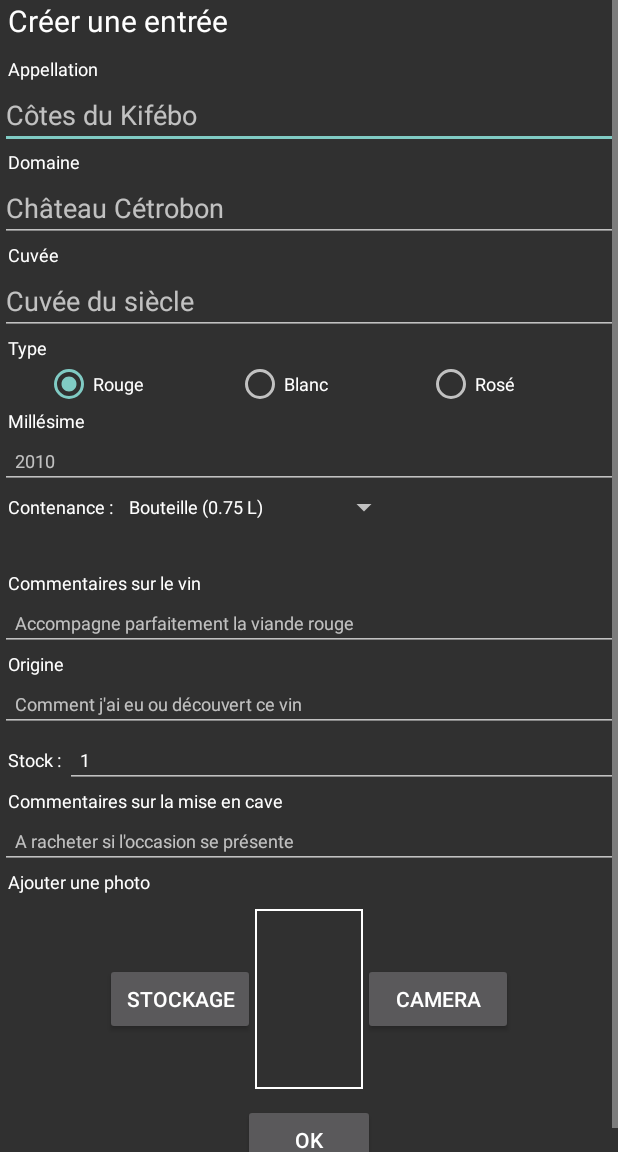
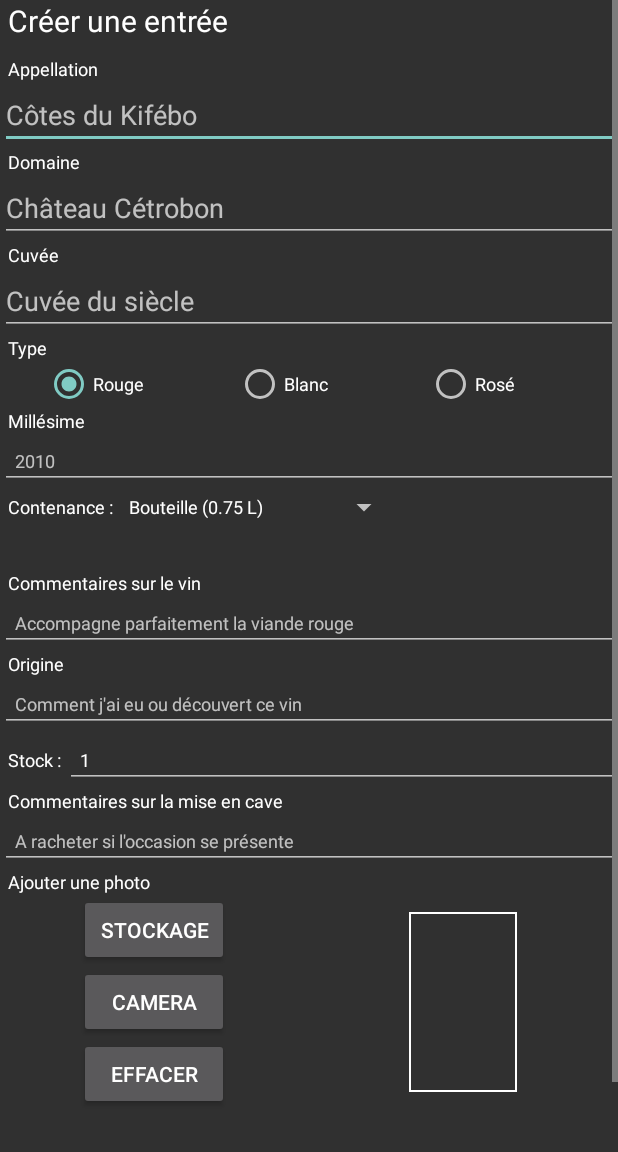
Before and after one commit to NathanielMotus/Cavevin, an Android app: the screen it shows after launch (EditCellarActivity), after a tap on "Add entry", on a phone screen of 412 x 824 dp, the part 84-1236 px from its top. Run offline under Robolectric (Android 15) with nearby library versions, the light colour scheme and no system bars.

Commit message:
Preparation to implement bottle photo :
Development of methods to load and save bottles photos

```diff
--- a/app/src/main/AndroidManifest.xml
+++ b/app/src/main/AndroidManifest.xml
@@ -2,7 +2,8 @@
 <manifest xmlns:android="http://schemas.android.com/apk/res/android"
     package="com.nathaniel.motus.cavevin">
 
-<!--    <uses-permission android:name="android.permission.WRITE_EXTERNAL_STORAGE"/>-->
+    <uses-permission android:name="android.permission.WRITE_EXTERNAL_STORAGE"/>
+    <uses-permission android:name="android.permission.READ_EXTERNAL_STORAGE"/>
 
     <application
         android:allowBackup="true"
--- a/app/src/main/java/com/nathaniel/motus/cavevin/controller/CellarPictureUtils.java
+++ b/app/src/main/java/com/nathaniel/motus/cavevin/controller/CellarPictureUtils.java
@@ -5,8 +5,13 @@ import android.content.res.Resources;
 import android.graphics.Bitmap;
 import android.graphics.BitmapFactory;
 import android.graphics.Point;
+import android.net.Uri;
 import android.view.Display;
 import android.view.WindowManager;
+import android.widget.Toast;
+
+import java.io.FileNotFoundException;
+import java.io.InputStream;
 
 public class CellarPictureUtils {
 //    A utilitary class to manage pictures
@@ -70,5 +75,4 @@ public class CellarPictureUtils {
         return size.x;
     }
 
-
 }
--- a/app/src/main/java/com/nathaniel/motus/cavevin/controller/EditCellarActivity.java
+++ b/app/src/main/java/com/nathaniel/motus/cavevin/controller/EditCellarActivity.java
@@ -1,12 +1,15 @@
 package com.nathaniel.motus.cavevin.controller;
 
+import androidx.annotation.Nullable;
 import androidx.appcompat.app.AlertDialog;
 import androidx.appcompat.app.AppCompatActivity;
 import androidx.appcompat.widget.Toolbar;
 
-import android.content.Context;
 import android.content.DialogInterface;
 import android.content.Intent;
+import android.graphics.Bitmap;
+import android.graphics.drawable.BitmapDrawable;
+import android.net.Uri;
 import android.os.Bundle;
 import android.util.Log;
 import android.view.Menu;
@@ -15,6 +18,7 @@ import android.widget.ArrayAdapter;
 import android.widget.AutoCompleteTextView;
 import android.widget.Button;
 import android.widget.EditText;
+import android.widget.ImageView;
 import android.widget.RadioButton;
 import android.widget.Spinner;
 import android.widget.TextView;
@@ -51,12 +55,29 @@ public class EditCellarActivity extends AppCompatActivity {
     EditText mOriginEdit;
     EditText mStockEdit;
     EditText mCellarCommentEdit;
+    Button mStorageButton;
+    Button mCameraButton;
+    Button mDeletePhotoButton;
     Button mOKButton;
     Button mDeleteButton;
+    ImageView mPhotoImage;
+
+//    **********************************************************************************************
+//    Intent request tags
+//    **********************************************************************************************
+    private static final int REQUEST_PHOTO_PATHNAME=200;
+    private static final int REQUEST_CAMERA_USE=201;
 
     //To always know the cellarindex
     private static int sCurrentCellarIndex=0;
     private static int sCellPosition=0;
+
+    //To know whether a photo was chosen
+    private static boolean sPhotoHasChanged=false;
+
+//    **********************************************************************************************
+//    EditCellarActivity events
+//    **********************************************************************************************
 
     @Override
     protected void onCreate(Bundle savedInstanceState) {
@@ -84,6 +105,11 @@ public class EditCellarActivity extends AppCompatActivity {
         mCellarCommentEdit=findViewById(R.id.activity_edit_cellar_cellar_comment_edit);
         mOKButton=findViewById(R.id.activity_edit_cellar_ok_button);
         mDeleteButton=findViewById(R.id.activity_edit_cellar_delete_button);
+        mStorageButton=findViewById(R.id.activity_edit_cellar_storage_button);
+        mCameraButton=findViewById(R.id.activity_edit_cellar_camera_button);
+        mDeletePhotoButton=findViewById(R.id.activity_edit_cellar_delete_photo_button);
+        mPhotoImage=findViewById(R.id.activity_edit_cellar_photo_image);
+
 
         //if not creation "delete" is not visible
         if (sCellPosition==-1) mDeleteButton.setVisibility(View.GONE);
@@ -100,7 +126,13 @@ public class EditCellarActivity extends AppCompatActivity {
             @Override
             public void onClick(View v) {
                 deleteCellarEntry();
-//                finish();
+            }
+        });
+
+        mStorageButton.setOnClickListener(new View.OnClickListener() {
+            @Override
+            public void onClick(View v) {
+                sendGetPhotoPathNameIntent();
             }
         });
 
@@ -117,10 +149,95 @@ public class EditCellarActivity extends AppCompatActivity {
         return true;
     }
 
+    @Override
+    protected void onActivityResult(int requestCode, int resultCode, @Nullable Intent data) {
+
+        //pathname request
+        if (requestCode==REQUEST_PHOTO_PATHNAME && resultCode==RESULT_OK){
+            Uri uri=data.getData();
+            Bitmap bitmap= CellarStorageUtils.getBitmapFromUri(getApplicationContext(),uri);
+            mPhotoImage.setImageBitmap(bitmap);
+            sPhotoHasChanged=true;
+
+//            mPhotoImage.setImageBitmap(CellarPictureUtils.decodeSampledBitmapFromFile(realPathName,
+//                    (int)getResources().getDimension(R.dimen.recyclerview_cellar_row_photo_width),
+//                    (int)getResources().getDimension(R.dimen.recyclerview_cellar_row_photo_height)));
+
+
+
+        }
+
+        //Camera use request
+        if (requestCode==REQUEST_CAMERA_USE && resultCode==RESULT_OK){
+
+        }
+
+        super.onActivityResult(requestCode, resultCode, data);
+    }
+
+//    **********************************************************************************************
+//    Configuration subs
+//    **********************************************************************************************
+
     private void configureToolBar(){
         Toolbar toolbar=findViewById(R.id.toolbar);
         setSupportActionBar(toolbar);
     }
+
+    private void initializeFields(){
+        //initialize cellar editor fields
+
+        updateAutoCompletionTextViewAdapter();
+
+        if (sCellPosition==-1) {
+            mTitleText.setText("Créer une entrée");
+            mAppellationACTV.setText("");
+            mDomainACTV.setText("");
+            mCuveeACTV.setText("");
+            mRedWineRadio.setChecked(true);
+            mVintageEdit.setText("");
+            mCapacitySpinner.setSelection(0);
+            mBottleCommentEdit.setText("");
+            mOriginEdit.setText("");
+            mStockEdit.setText("1");
+            mCellarCommentEdit.setText("");
+        } else {
+            mTitleText.setText("Modifier une entrée");
+            Cell cell=Cellar.getCellarPool().get(sCurrentCellarIndex).getCellList().get(sCellPosition);
+            Bottle bottle=cell.getBottle();
+            mAppellationACTV.setText(bottle.getAppellation());
+            mDomainACTV.setText(bottle.getDomain());
+            mCuveeACTV.setText(bottle.getCuvee());
+            switch (bottle.getType()){
+                case "0":
+                    mRedWineRadio.setChecked(true);
+                    break;
+                case "1":
+                    mWhiteWineRadio.setChecked(true);
+                    break;
+                case "2":
+                    mPinkWineRadio.setChecked(true);
+                    break;
+                default:
+                    mRedWineRadio.setChecked(true);
+            }
+            mVintageEdit.setText(bottle.getVintage());
+            int i=0;
+            String bottleName=bottle.getBottleName();
+            while (bottleNameList.get(i).compareTo(bottleName)!=0) i++;
+            mCapacitySpinner.setSelection(i);
+            mBottleCommentEdit.setText(bottle.getBottleComment());
+            mOriginEdit.setText(cell.getOrigin());
+            mStockEdit.setText(Integer.toString(cell.getStock()));
+            mCellarCommentEdit.setText(cell.getCellComment());
+        }
+    }
+
+
+
+//    **********************************************************************************************
+//    Working subs
+//    **********************************************************************************************
 
     private void createEntry(){
         //collect all the datas submitted and create a new bottle in the current cellar
@@ -213,9 +330,19 @@ public class EditCellarActivity extends AppCompatActivity {
         int stock=Integer.parseInt(mStockEdit.getText().toString());
         String cellarComment=CellarInputUtils.replaceForbiddenCharacters(this,mCellarCommentEdit.getText().toString());
 
+        //manage the new photo
+        String photoPathName="";
+        if(sPhotoHasChanged){
+            sPhotoHasChanged=false;
+
+            Bitmap bitmap=((BitmapDrawable)mPhotoImage.getDrawable()).getBitmap();
+            photoPathName=CellarStorageUtils.saveBottleImageToInternalStorage(getFilesDir(),getResources().getString(R.string.photo_folder_name),bitmap);
+            Log.i(TAG,photoPathName);
+        }
+
         //Create new objects if it is a creation
         if (sCellPosition==-1) {
-            Bottle bottle = new Bottle(appellation, domain, cuvee, type, vintage, bottleName, capacity, bottleComment, true);
+            Bottle bottle = new Bottle(appellation, domain, cuvee, type, vintage, bottleName, capacity, bottleComment,photoPathName, true);
             Cell cell = new Cell(bottle, origin, stock, cellarComment, true);
             Cellar.getCellarPool().get(sCurrentCellarIndex).getCellList().add(cell);
 
@@ -234,61 +361,13 @@ public class EditCellarActivity extends AppCompatActivity {
             bottle.setBottleName(bottleName);
             bottle.setCapacity(capacity);
             bottle.setBottleComment(bottleComment);
+            bottle.setPhotoPathName(photoPathName);
             cell.setOrigin(origin);
             cell.setStock(stock);
             cell.setCellComment(cellarComment);
 
             Toast.makeText(this,"Entrée modifiée",Toast.LENGTH_SHORT).show();
             finish();
-        }
-    }
-
-    private void initializeFields(){
-        //initialize cellar editor fields
-
-        updateAutoCompletionTextViewAdapter();
-
-        if (sCellPosition==-1) {
-            mTitleText.setText("Créer une entrée");
-            mAppellationACTV.setText("");
-            mDomainACTV.setText("");
-            mCuveeACTV.setText("");
-            mRedWineRadio.setChecked(true);
-            mVintageEdit.setText("");
-            mCapacitySpinner.setSelection(0);
-            mBottleCommentEdit.setText("");
-            mOriginEdit.setText("");
-            mStockEdit.setText("1");
-            mCellarCommentEdit.setText("");
-        } else {
-            mTitleText.setText("Modifier une entrée");
-            Cell cell=Cellar.getCellarPool().get(sCurrentCellarIndex).getCellList().get(sCellPosition);
-            Bottle bottle=cell.getBottle();
-            mAppellationACTV.setText(bottle.getAppellation());
-            mDomainACTV.setText(bottle.getDomain());
-            mCuveeACTV.setText(bottle.getCuvee());
-            switch (bottle.getType()){
-                case "0":
-                    mRedWineRadio.setChecked(true);
-                    break;
-                case "1":
-                    mWhiteWineRadio.setChecked(true);
-                    break;
-                case "2":
-                    mPinkWineRadio.setChecked(true);
-                    break;
-                default:
-                    mRedWineRadio.setChecked(true);
-            }
-            mVintageEdit.setText(bottle.getVintage());
-            int i=0;
-            String bottleName=bottle.getBottleName();
-            while (bottleNameList.get(i).compareTo(bottleName)!=0) i++;
-            mCapacitySpinner.setSelection(i);
-            mBottleCommentEdit.setText(bottle.getBottleComment());
-            mOriginEdit.setText(cell.getOrigin());
-            mStockEdit.setText(Integer.toString(cell.getStock()));
-            mCellarCommentEdit.setText(cell.getCellComment());
         }
     }
 
@@ -373,6 +452,18 @@ public class EditCellarActivity extends AppCompatActivity {
         mCuveeACTV.setAdapter(cuveeAdapter);
     }
 
+//    **********************************************************************************************
+//    Sending intents
+//    **********************************************************************************************
+
+    private void sendGetPhotoPathNameIntent(){
+        //get the pathname of a photo chosen by user
+
+        Intent intent=new Intent(Intent.ACTION_GET_CONTENT);
+        intent.setType("image/*");
+        startActivityForResult(intent,REQUEST_PHOTO_PATHNAME);
+    }
+
 
 
 }
--- a/app/src/main/java/com/nathaniel/motus/cavevin/controller/MainActivity.java
+++ b/app/src/main/java/com/nathaniel/motus/cavevin/controller/MainActivity.java
@@ -55,10 +55,8 @@ public class MainActivity extends AppCompatActivity implements MyRecyclerViewAda
     private static int sCurrentCellarIndex=0;
     private static String sCurrentTypeFilter="all";
     private static int sSortOption=0;
-    private static final int REQUEST_URI_CREATE=1;
-    private static final int REQUEST_URI_LOAD=2;
-    private static final String sFolderName="Cavevin";
-    private static final String sDataBaseFileName="Database.txt";
+    private static final int REQUEST_URI_CREATE=100;
+    private static final int REQUEST_URI_LOAD=101;
 
     //Following values are used to handle callback
     private static String sMenuTag;//to indicate where the callback comes from
@@ -445,7 +443,7 @@ public class MainActivity extends AppCompatActivity implements MyRecyclerViewAda
         //load all the datas
 
         File saveDir=getFilesDir();
-        File saveURI=CellarStorageUtils.createOrGetFile(saveDir,sFolderName,sDataBaseFileName);
+        File saveURI=CellarStorageUtils.createOrGetFile(saveDir,getResources().getString(R.string.database_folder_name),getResources().getString(R.string.database_file_name));
 
         CellarStorageUtils.loadDataBase(saveURI);
     }
@@ -454,9 +452,9 @@ public class MainActivity extends AppCompatActivity implements MyRecyclerViewAda
         //save all the datas
 
         File saveDir=getFilesDir();
-        File saveURI=CellarStorageUtils.createOrGetFile(saveDir,sFolderName,sDataBaseFileName);
+        File saveFileName=CellarStorageUtils.createOrGetFile(saveDir,getResources().getString(R.string.database_folder_name),getResources().getString(R.string.database_file_name));
 
-        CellarStorageUtils.saveDataBase(saveURI);
+        CellarStorageUtils.saveDataBase(saveFileName);
     }
 
     private void showCellarChoiceDialogFragment(String dialogTitle,String menuTag){
--- a/app/src/main/res/layout/activity_edit_cellar.xml
+++ b/app/src/main/res/layout/activity_edit_cellar.xml
@@ -182,7 +182,15 @@
             <LinearLayout
                 android:layout_width="match_parent"
                 android:layout_height="wrap_content"
+                android:layout_marginBottom="@dimen/margin_big"
                 android:gravity="center">
+
+                <LinearLayout
+                    android:layout_width="0dp"
+                    android:layout_height="wrap_content"
+                    android:orientation="vertical"
+                    android:gravity="center"
+                    android:layout_weight="1">
 
                     <Button
                         android:id="@+id/activity_edit_cellar_storage_button"
@@ -190,19 +198,34 @@
                         android:layout_height="wrap_content"
                         android:text="Stockage"/>
 
-                <ImageView
-                    android:id="@+id/activity_edit_cellar_photo_image"
-                    android:layout_width="@dimen/recyclerview_cellar_row_photo_width"
-                    android:layout_height="@dimen/recyclerview_cellar_row_photo_height"
-                    android:src="@drawable/photo_frame"
-                    android:layout_marginBottom="@dimen/padding_normal"
-                    android:layout_marginTop="@dimen/padding_normal"/>
-
                     <Button
                         android:id="@+id/activity_edit_cellar_camera_button"
                         android:layout_width="100dp"
                         android:layout_height="wrap_content"
                         android:text="Camera"/>
+
+                    <Button
+                        android:id="@+id/activity_edit_cellar_delete_photo_button"
+                        android:layout_width="100dp"
+                        android:layout_height="wrap_content"
+                        android:text="Effacer"/>
+
+                </LinearLayout>
+
+                <LinearLayout
+                    android:layout_width="0dp"
+                    android:layout_height="wrap_content"
+                    android:orientation="vertical"
+                    android:gravity="center"
+                    android:layout_weight="1">
+
+                    <ImageView
+                        android:id="@+id/activity_edit_cellar_photo_image"
+                        android:layout_width="@dimen/recyclerview_cellar_row_photo_width"
+                        android:layout_height="@dimen/recyclerview_cellar_row_photo_height"
+                        android:src="@drawable/photo_frame"/>
+
+                </LinearLayout>
 
             </LinearLayout>
 
--- a/app/src/main/res/layout/recyclerview_cellar_row.xml
+++ b/app/src/main/res/layout/recyclerview_cellar_row.xml
@@ -25,7 +25,8 @@
         android:layout_height="@dimen/recyclerview_cellar_row_photo_height"
         android:layout_toEndOf="@id/recycler_cellar_row_type_text"
         android:layout_alignParentTop="true"
-        android:src="@mipmap/ic_launcher"/>
+        android:layout_marginTop="@dimen/padding_small"
+        android:src="@drawable/photo_frame"/>
 
     <TextView
         android:id="@+id/recycler_cellar_row_appellation_text"
--- a/app/src/main/res/values/strings.xml
+++ b/app/src/main/res/values/strings.xml
@@ -19,4 +19,8 @@
     <string name="navigation_drawer_open">Open navigation drawer</string>
     <string name="navigation_drawer_close">Close navigation drawer</string>
 
+    <string name="photo_folder_name">Cavevin/photos</string>
+    <string name="database_folder_name">Cavevin</string>
+    <string name="database_file_name">Database.txt</string>
+
 </resources>
```
Also changed, not shown: app/src/main/java/com/nathaniel/motus/cavevin/controller/CellarStorageUtils.java (+90 -1 lines), app/src/main/java/com/nathaniel/motus/cavevin/model/Bottle.java (+15 -2 lines), app/src/main/java/com/nathaniel/motus/cavevin/view/MyRecyclerViewAdapter.java (+10 -12 lines). Lines whose indentation alone changed are shown as unchanged.
